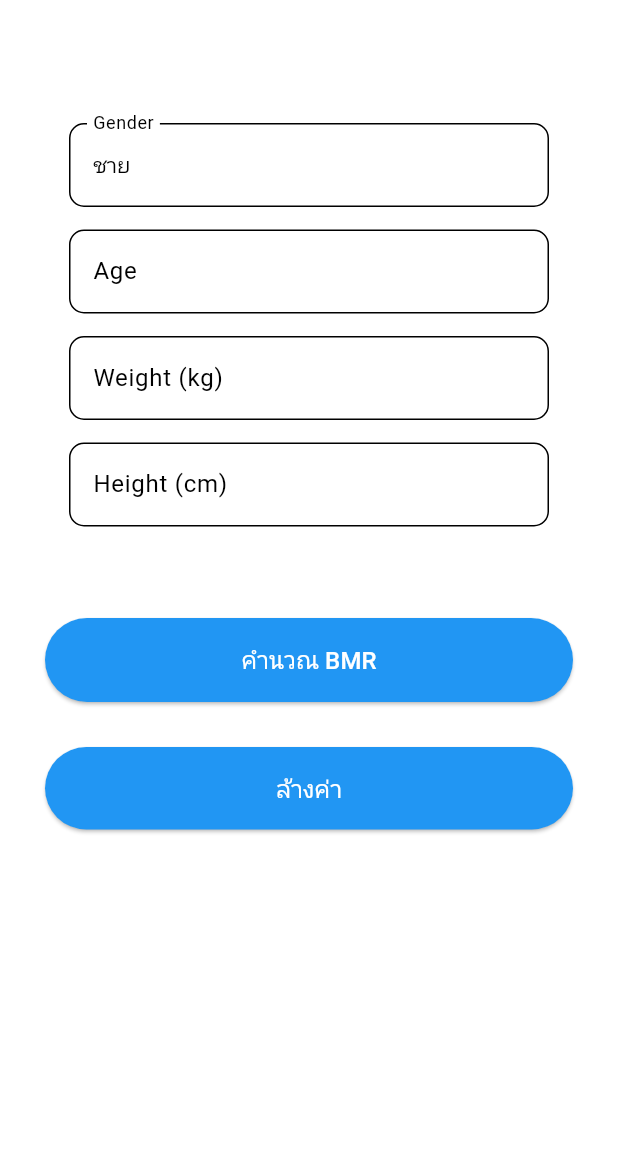
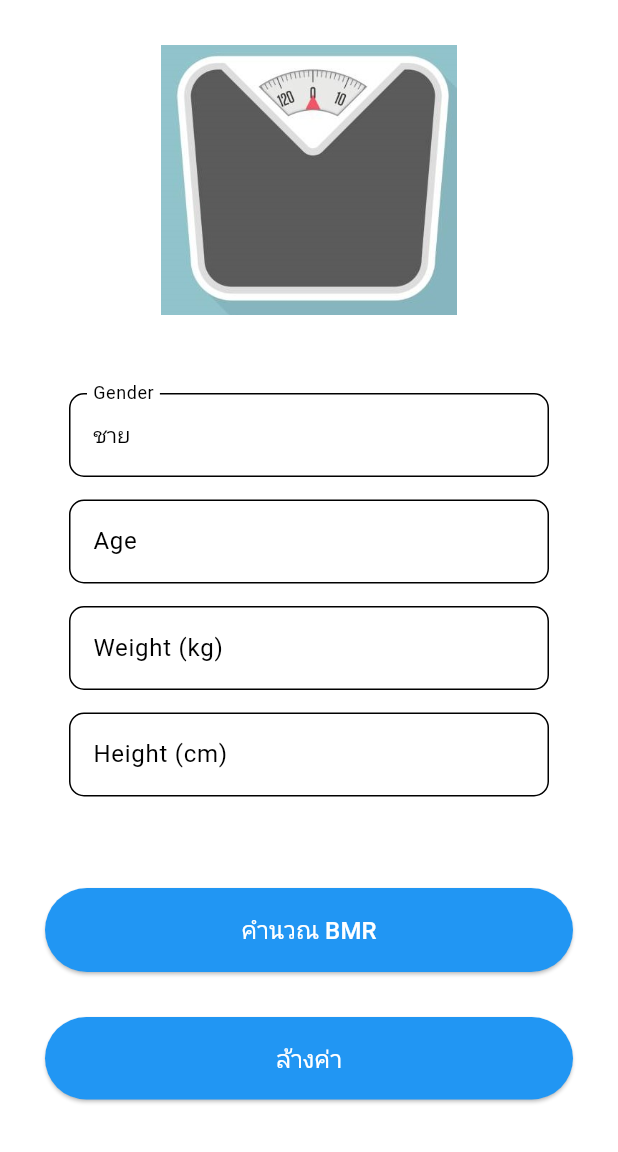
Before and after one commit to chanakan6519410016/bmr_app-main, a Flutter app: the screen it shows after launch, on a phone screen of 412 x 824 dp, the part 84-1236 px from its top. Run offline on Flutter 3.47's test engine with Material 3 defaults, Android fonts, the phone set to English and light mode, and no system bars; our stand-ins replace google_fonts; Roboto replaces fonts that are missing (Kanit).

Commit message:
พิมพเพิ่มรูปแล้ว

```diff
--- a/lib/views/bmr_input_ui.dart
+++ b/lib/views/bmr_input_ui.dart
@@ -23,7 +23,8 @@ class _BmrInputUIState extends State<BmrInputUI> {
       builder: (BuildContext context) {
         return AlertDialog(
           backgroundColor: Colors.blue,
-          title: Text('กรอกข้อมูลไม่ครบ', style: TextStyle(color: Colors.redAccent)),
+          title: Text('กรอกข้อมูลไม่ครบ',
+              style: TextStyle(color: Colors.redAccent)),
           content: Text(message, style: TextStyle(color: Colors.white)),
           actions: [
             TextButton(
@@ -88,6 +89,13 @@ class _BmrInputUIState extends State<BmrInputUI> {
         child: Column(
           crossAxisAlignment: CrossAxisAlignment.start,
           children: [
+            Center(
+              child: Image.asset(
+                'assets/images/go.jpg', // ใช้รูปใน assets
+                height: 180,
+                fit: BoxFit.contain,
+              ),
+            ),
             if (calculatedBmr != null) ...[
               Center(
                 child: Column(
@@ -112,10 +120,12 @@ class _BmrInputUIState extends State<BmrInputUI> {
                 ),
               ),
             ],
-
-            Text("Your Information", style: TextStyle(color: Colors.white, fontSize: 18, fontWeight: FontWeight.bold)),
+            Text("Your Information",
+                style: TextStyle(
+                    color: Colors.white,
+                    fontSize: 18,
+                    fontWeight: FontWeight.bold)),
             SizedBox(height: 10),
-
             Container(
               decoration: BoxDecoration(
                 color: Colors.white,
@@ -174,7 +184,6 @@ class _BmrInputUIState extends State<BmrInputUI> {
                 ],
               ),
             ),
-
             SizedBox(height: 30),
             ElevatedButton(
               onPressed: calculateBMR,
```
Lines whose indentation alone changed are shown as unchanged.
